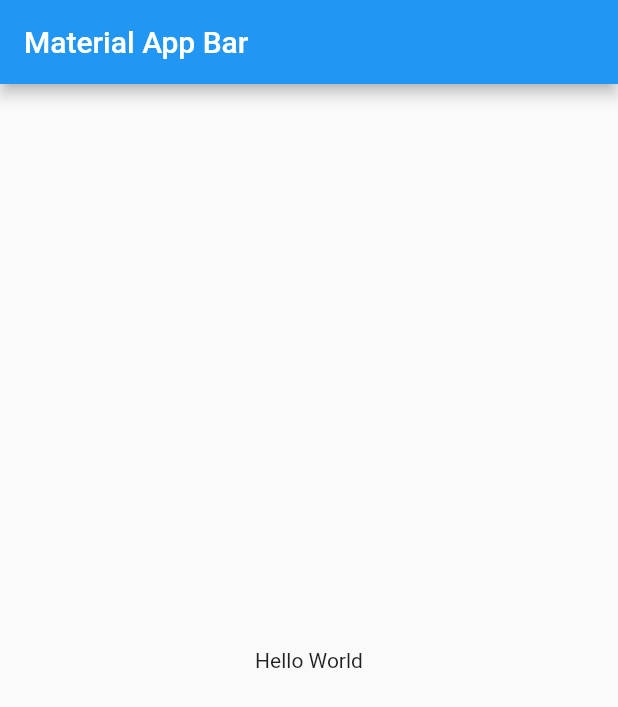
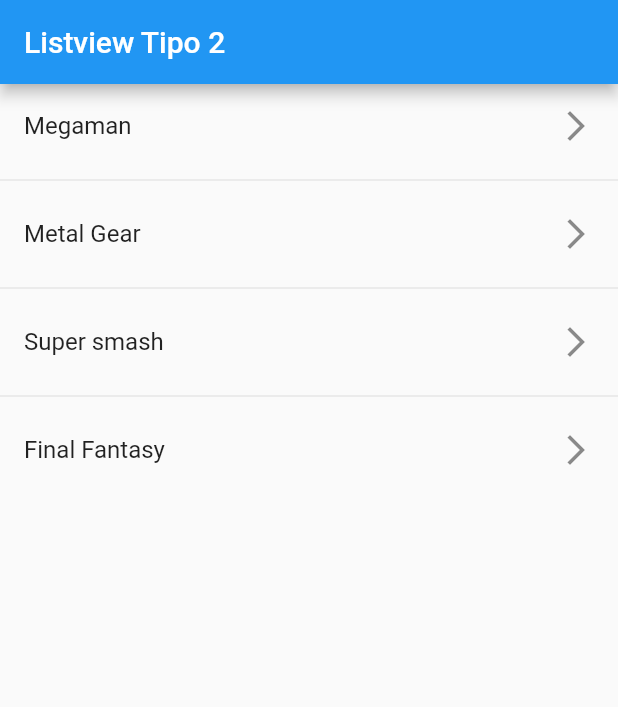
Before and after one commit to olvera93/fl_components, a Flutter app: the screen it shows after launch, on a phone screen of 412 x 824 dp. Shown: the top 707 px of the screen. Run offline on Flutter 3.47's test engine with Material 2 defaults, Android fonts, the phone set to English and light mode, and no system bars.

Commit message:
[ADD] Listview1 and Listview2

```diff
--- a/lib/main.dart
+++ b/lib/main.dart
@@ -1,4 +1,6 @@
 import 'package:flutter/material.dart';
+
+import 'package:fl_components/screens/listview2_screen.dart';
 
 void main() => runApp(const MyApp());
 
@@ -7,17 +9,10 @@ class MyApp extends StatelessWidget {
 
   @override
   Widget build(BuildContext context) {
-    return MaterialApp(
+    return const MaterialApp(
       debugShowCheckedModeBanner: false,
       title: 'Material App',
-      home: Scaffold(
-        appBar: AppBar(
-          title: const Text('Material App Bar'),
-        ),
-        body: const Center(
-          child: Text('Hello World'),
-        ),
-      ),
+      home: Listview2Screen(),
     );
   }
 }
--- /dev/null
+++ b/lib/screens/listview1_screen.dart
@@ -0,0 +1,30 @@
+import 'package:flutter/material.dart';
+
+class Listview1Screen extends StatelessWidget {
+  final options = const [
+    'Megaman',
+    'Metal Gear',
+    'Super smash',
+    'Final Fantasy'
+  ];
+
+  const Listview1Screen({Key? key}) : super(key: key);
+
+  @override
+  Widget build(BuildContext context) {
+    return Scaffold(
+        appBar: AppBar(
+          title: const Text('Listview Tipo 1'),
+        ),
+        body: ListView(
+          children: [
+            ...options
+                .map((game) => ListTile(
+                      title: Text(game),
+                      trailing: const Icon(Icons.arrow_forward_ios_outlined),
+                    ))
+                .toList(),
+          ],
+        ));
+  }
+}
--- /dev/null
+++ b/lib/screens/listview2_screen.dart
@@ -0,0 +1,28 @@
+import 'package:flutter/material.dart';
+
+class Listview2Screen extends StatelessWidget {
+  final options = const [
+    'Megaman',
+    'Metal Gear',
+    'Super smash',
+    'Final Fantasy'
+  ];
+
+  const Listview2Screen({Key? key}) : super(key: key);
+
+  @override
+  Widget build(BuildContext context) {
+    return Scaffold(
+        appBar: AppBar(
+          title: const Text('Listview Tipo 2'),
+        ),
+        body: ListView.separated(
+          itemCount: options.length,
+          itemBuilder: (context, i) => ListTile(
+            title: Text(options[i]),
+            trailing: const Icon(Icons.arrow_forward_ios_outlined),
+          ),
+          separatorBuilder: (_, __) => const Divider(),
+        ));
+  }
+}
```
